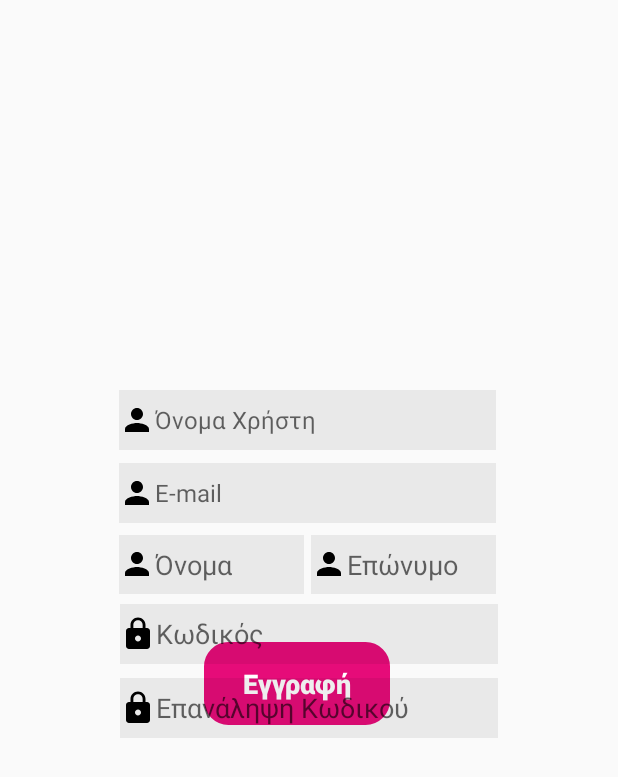
After one commit to athvag/dineasy, an Android app: the layout signup.xml on its own in the app's theme, with its tools: preview values and no code run, on a phone screen of 412 x 824 dp. The commit adds this screen. Shown: the top 777 px of the screen. Run offline under Robolectric (Android 15) with nearby library versions, the phone set to English and light mode, and no system bars.

Commit message:
Visual Update + Greek

```diff
--- a/app/src/main/java/com/example/dineasy/MainActivity.java
+++ b/app/src/main/java/com/example/dineasy/MainActivity.java
@@ -37,7 +37,7 @@ public class MainActivity extends AppCompatActivity {
 
 
     public void openBBC(){
-        Intent intent = new Intent(this, BasicBusiness.class);
+        Intent intent = new Intent(this, BusinessCreation.class);
         startActivity(intent);
     }
 
--- a/app/src/main/res/layout/login2.xml
+++ b/app/src/main/res/layout/login2.xml
@@ -52,7 +52,7 @@
         android:background="#11000000"
         android:drawableLeft="@drawable/ic_person_black_24dp"
         android:ems="10"
-        android:hint="Username"
+        android:hint="Όνομα Χρήστη/E-mail"
         android:inputType="textPersonName"
         android:textSize="16dp" />
 
@@ -73,7 +73,7 @@
         android:background="#11000000"
         android:drawableLeft="@drawable/ic_lock_idle_lock"
         android:ems="10"
-        android:hint="Password"
+        android:hint="Κωδικός"
         android:inputType="textPassword" />
 
 </RelativeLayout>
--- /dev/null
+++ b/app/src/main/res/layout/signup.xml
@@ -0,0 +1,160 @@
+<?xml version="1.0" encoding="utf-8"?>
+<RelativeLayout
+    xmlns:android="http://schemas.android.com/apk/res/android"
+    xmlns:app="http://schemas.android.com/apk/res-auto"
+    xmlns:tools="http://schemas.android.com/tools"
+    android:layout_width="match_parent"
+    android:layout_height="match_parent">
+
+
+    <EditText
+        android:id="@+id/editText9"
+        android:layout_width="250dp"
+        android:layout_height="40dp"
+        android:layout_alignParentStart="true"
+        android:layout_alignParentLeft="true"
+        android:layout_alignParentEnd="true"
+        android:layout_alignParentRight="true"
+        android:layout_alignParentBottom="true"
+        android:layout_marginStart="79dp"
+        android:layout_marginLeft="79dp"
+        android:layout_marginEnd="81dp"
+        android:layout_marginRight="81dp"
+        android:layout_marginBottom="475dp"
+        android:background="#11000000"
+        android:drawableLeft="@drawable/ic_person_black_24dp"
+        android:ems="10"
+        android:hint="E-mail"
+        android:inputType="textPersonName"
+        android:textSize="16dp" />
+
+    <EditText
+        android:id="@+id/editText7"
+        android:layout_width="122dp"
+        android:layout_height="39dp"
+        android:layout_alignParentStart="true"
+        android:layout_alignParentLeft="true"
+        android:layout_alignParentEnd="true"
+        android:layout_alignParentRight="true"
+        android:layout_alignParentBottom="true"
+        android:layout_marginStart="207dp"
+        android:layout_marginLeft="207dp"
+        android:layout_marginEnd="81dp"
+        android:layout_marginRight="81dp"
+        android:layout_marginBottom="428dp"
+        android:background="#11000000"
+        android:drawableLeft="@drawable/ic_person_black_24dp"
+        android:ems="10"
+        android:hint="Επώνυμο"
+        android:inputType="textPassword" />
+
+    <EditText
+        android:id="@+id/editText3"
+        android:layout_width="122dp"
+        android:layout_height="39dp"
+        android:layout_alignParentStart="true"
+        android:layout_alignParentLeft="true"
+        android:layout_alignParentEnd="true"
+        android:layout_alignParentRight="true"
+        android:layout_alignParentBottom="true"
+        android:layout_marginStart="79dp"
+        android:layout_marginLeft="79dp"
+        android:layout_marginEnd="209dp"
+        android:layout_marginRight="209dp"
+        android:layout_marginBottom="428dp"
+        android:background="#11000000"
+        android:drawableLeft="@drawable/ic_person_black_24dp"
+        android:ems="10"
+        android:hint="Όνομα"
+        android:inputType="textPassword" />
+
+    <Button
+        android:id="@+id/push_button13"
+        android:layout_width="121dp"
+        android:layout_height="wrap_content"
+        android:layout_alignParentStart="true"
+        android:layout_alignParentLeft="true"
+        android:layout_alignParentTop="true"
+        android:layout_alignParentEnd="true"
+        android:layout_alignParentRight="true"
+        android:layout_marginStart="136dp"
+        android:layout_marginLeft="136dp"
+        android:layout_marginTop="428dp"
+        android:layout_marginEnd="152dp"
+        android:layout_marginRight="152dp"
+        android:background="@drawable/rounded_button"
+        android:padding="15dp"
+        android:stateListAnimator="@null"
+        android:text="Εγγραφή"
+        android:textAllCaps="false"
+        android:textColor="#FFFFFF"
+        android:textSize="18sp"
+        android:textStyle="bold"
+        app:layout_constraintBottom_toBottomOf="parent"
+        app:layout_constraintEnd_toEndOf="parent"
+        app:layout_constraintStart_toStartOf="parent"
+        app:layout_constraintTop_toTopOf="parent"
+        app:layout_constraintVertical_bias="0.356" />
+
+    <EditText
+        android:id="@+id/editText"
+        android:layout_width="250dp"
+        android:layout_height="40dp"
+        android:layout_alignParentStart="true"
+        android:layout_alignParentLeft="true"
+        android:layout_alignParentEnd="true"
+        android:layout_alignParentRight="true"
+        android:layout_alignParentBottom="true"
+        android:layout_marginStart="79dp"
+        android:layout_marginLeft="80dp"
+        android:layout_marginEnd="81dp"
+        android:layout_marginRight="81dp"
+        android:layout_marginBottom="524dp"
+        android:background="#11000000"
+        android:drawableLeft="@drawable/ic_person_black_24dp"
+        android:ems="10"
+        android:hint="Όνομα Χρήστη"
+        android:inputType="textPersonName"
+        android:textSize="16dp" />
+
+    <EditText
+        android:id="@+id/editText2"
+        android:layout_width="wrap_content"
+        android:layout_height="40dp"
+        android:layout_alignParentStart="true"
+        android:layout_alignParentLeft="true"
+        android:layout_alignParentEnd="true"
+        android:layout_alignParentRight="true"
+        android:layout_alignParentBottom="true"
+        android:layout_marginStart="80dp"
+        android:layout_marginLeft="80dp"
+        android:layout_marginEnd="80dp"
+        android:layout_marginRight="80dp"
+        android:layout_marginBottom="381dp"
+        android:background="#11000000"
+        android:drawableLeft="@drawable/ic_lock_idle_lock"
+        android:ems="10"
+        android:hint="Κωδικός"
+        android:inputType="textPassword" />
+
+    <EditText
+        android:id="@+id/editText8"
+        android:layout_width="wrap_content"
+        android:layout_height="40dp"
+        android:layout_alignParentStart="true"
+        android:layout_alignParentLeft="true"
+        android:layout_alignParentEnd="true"
+        android:layout_alignParentRight="true"
+        android:layout_alignParentBottom="true"
+        android:layout_marginStart="80dp"
+        android:layout_marginLeft="80dp"
+        android:layout_marginEnd="80dp"
+        android:layout_marginRight="80dp"
+        android:layout_marginBottom="332dp"
+        android:background="#11000000"
+        android:drawableLeft="@drawable/ic_lock_idle_lock"
+        android:ems="10"
+        android:hint="Επανάληψη Κωδικού"
+        android:inputType="textPassword" />
+
+</RelativeLayout>
```
